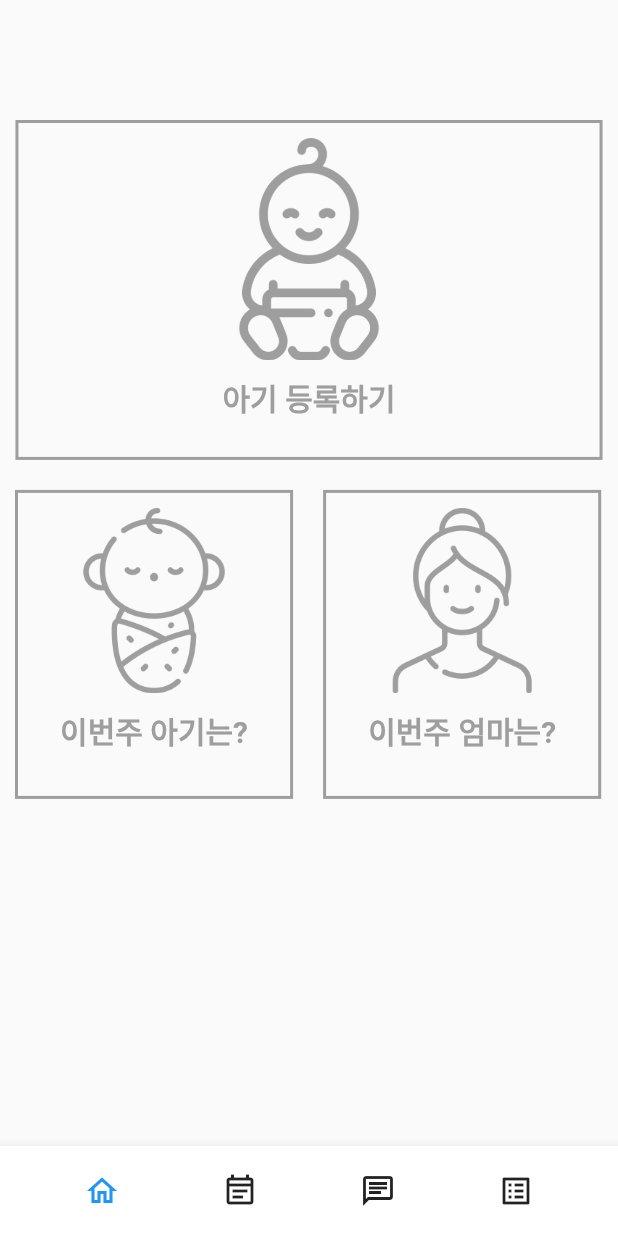
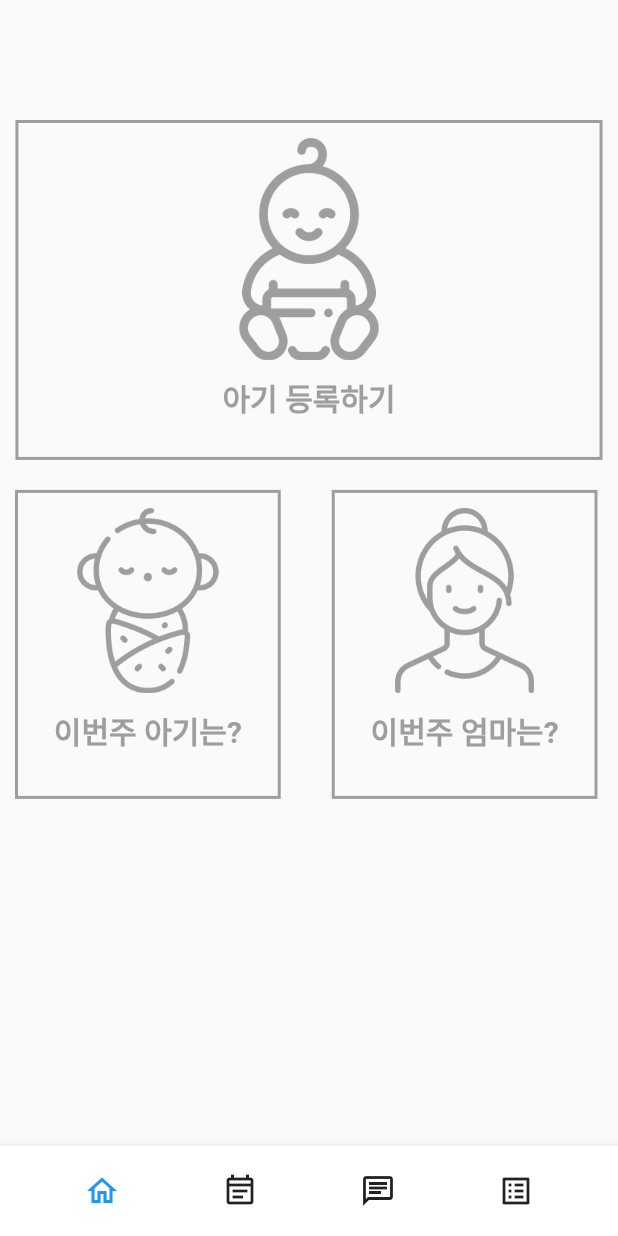
Before and after one commit to ChoiYoungHan/Mom-sCare, a Flutter app: the HomePage screen opened directly, on a phone screen of 412 x 824 dp. Run offline on Flutter 3.47's test engine with Material 2 defaults, Android fonts, the phone set to English and light mode, and no system bars; our stand-ins replace cached_network_image, image_picker, table_calendar; network calls fail; project files that could hold a hidden picture were left out.

Commit message:
수정사항

```diff
--- a/lib/chatBot.dart
+++ b/lib/chatBot.dart
@@ -45,7 +45,7 @@ class _ChatBotPageState extends State<ChatBotPage> {
 
   bool ButtonEnabled = true;
 
-  final apiKey = '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';
+  final apiKey = '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';
   final apiUrl = 'https://api.openai.com/v1/completions';
 
   var translate_result = '';
--- a/lib/home_page.dart
+++ b/lib/home_page.dart
@@ -272,7 +272,7 @@ class _HomePageState extends State<HomePage> {
                                             Navigator.of(context).pushReplacement(MaterialPageRoute(builder: (context) => Week_Info(userNum: widget.UserNum, division: 'baby', week: currentWeek, index: currentIndex)));
                                           },
                                           child: Container( // 상자 위젯
-                                              width: MediaQuery.of(context).size.width * 0.45, // 화면 가로 길이의 45%만큼 너비를 줌
+                                              width: MediaQuery.of(context).size.width * 0.43, // 화면 가로 길이의 45%만큼 너비를 줌
                                               height: MediaQuery.of(context).size.height * 0.25, // 화면 세로 길이의 25%만큼 높이를 줌
                                               decoration: BoxDecoration( // 박스 디자인
                                                   border: Border.all(color: Colors.grey, width: 2) // 화면 테두리 회색, 두께 2
@@ -294,13 +294,13 @@ class _HomePageState extends State<HomePage> {
                                         )
                                     ),
                                     Padding( // 여백을 주기 위해 사용하는 위젯
-                                        padding: EdgeInsets.all(10), // 모든 면의 여백을 10만큼 줌
+                                        padding: EdgeInsets.fromLTRB(24, 10, 0, 10), // 모든 면의 여백을 10만큼 줌
                                         child: InkWell(
                                           onTap: (){
                                             Navigator.of(context).pushReplacement(MaterialPageRoute(builder: (context) => Week_Info(userNum: widget.UserNum, division: 'moms', week: currentWeek, index: currentIndex)));
                                           },
                                           child: Container( // 상자 위젯
-                                              width: MediaQuery.of(context).size.width * 0.45, // 화면 가로 길이의 45%만큼 너비를 줌
+                                              width: MediaQuery.of(context).size.width * 0.43, // 화면 가로 길이의 45%만큼 너비를 줌
                                               height: MediaQuery.of(context).size.height * 0.25, // 화면 세로 길이의 25%만큼 높이를 줌
                                               decoration: BoxDecoration( // 박스 디자인
                                                   border: Border.all(color: Colors.grey, width: 2) // 테두리 회색, 두께 2
```
